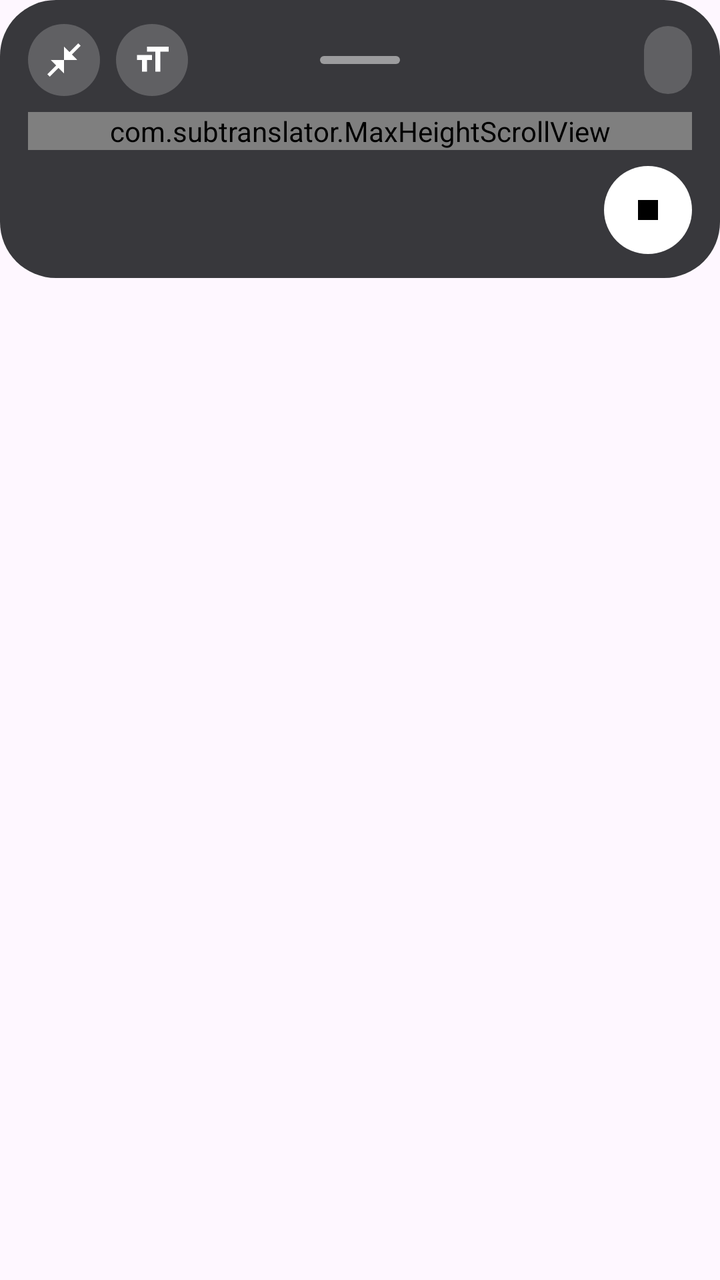
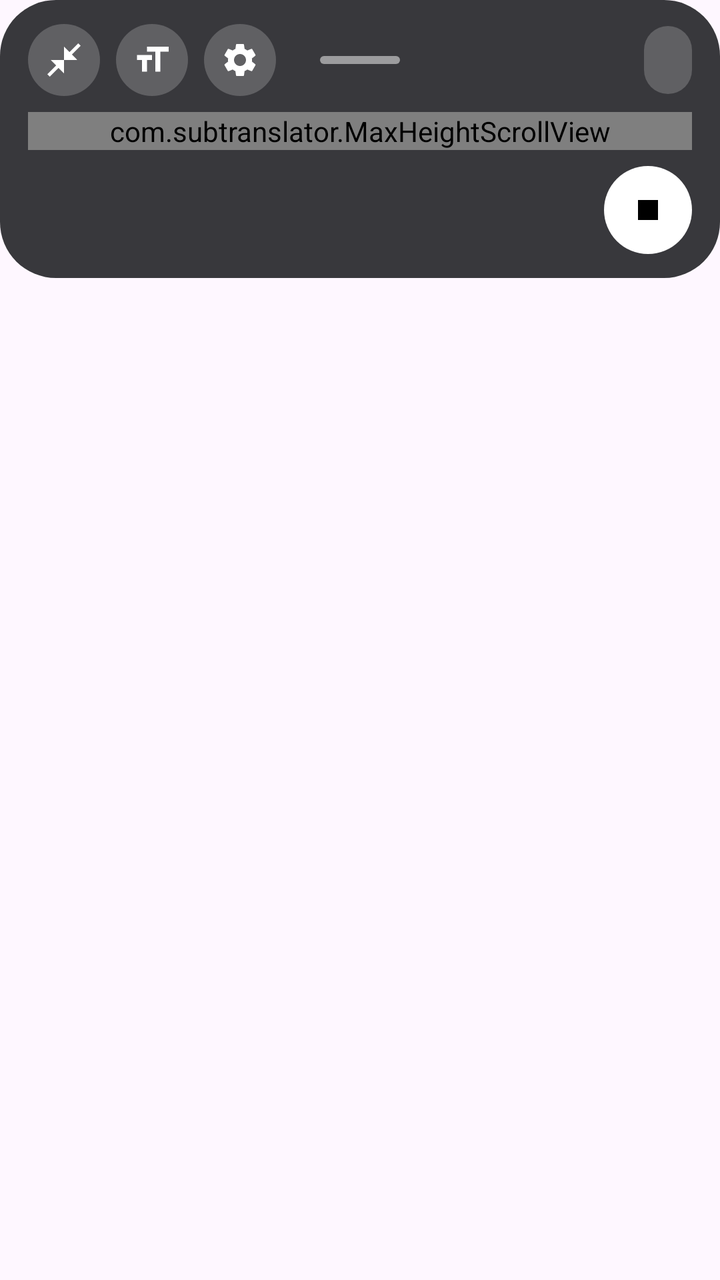

The first picture is an Android layout as it rendered before a commit; the second is the same layout after the commit. The layout source and the unified diff follow.
<!-- AndroidManifest.xml: application theme Theme.SubTranslator -->
<!-- res/layout/overlay_subtitle.xml -->
<?xml version="1.0" encoding="utf-8"?>
<FrameLayout xmlns:android="http://schemas.android.com/apk/res/android"
    android:layout_width="match_parent"
    android:layout_height="wrap_content">

    
    <LinearLayout
        android:id="@+id/box"
        android:layout_width="match_parent"
        android:layout_height="wrap_content"
        android:background="@drawable/overlay_background"
        android:orientation="vertical"
        android:paddingHorizontal="14dp"
        android:paddingTop="10dp"
        android:paddingBottom="12dp">

        
        <FrameLayout
            android:id="@+id/toolbar"
            android:layout_width="match_parent"
            android:layout_height="40dp">

            <LinearLayout
                android:layout_width="wrap_content"
                android:layout_height="match_parent"
                android:layout_gravity="start"
                android:orientation="horizontal">

                <ImageView
                    android:id="@+id/collapseButton"
                    android:layout_width="36dp"
                    android:layout_height="36dp"
                    android:layout_gravity="center_vertical"
                    android:background="@drawable/overlay_round_button"
                    android:contentDescription="@string/collapse"
                    android:padding="8dp"
                    android:src="@drawable/ic_collapse" />

                <ImageView
                    android:id="@+id/textSizeButton"
                    android:layout_width="36dp"
                    android:layout_height="36dp"
                    android:layout_gravity="center_vertical"
                    android:layout_marginStart="8dp"
                    android:background="@drawable/overlay_round_button"
                    android:contentDescription="@string/change_text_size"
                    android:padding="8dp"
                    android:src="@drawable/ic_text_size" />
            </LinearLayout>

            <View
                android:layout_width="40dp"
                android:layout_height="4dp"
                android:layout_gravity="center"
                android:background="@drawable/overlay_handle" />

            <TextView
                android:id="@+id/languageChip"
                android:layout_width="wrap_content"
                android:layout_height="34dp"
                android:layout_gravity="end|center_vertical"
                android:background="@drawable/overlay_chip"
                android:gravity="center"
                android:paddingHorizontal="12dp"
                android:textColor="@color/overlay_translated"
                android:textSize="14sp"
                android:textStyle="bold" />
        </FrameLayout>

        <com.subtranslator.MaxHeightScrollView
            android:id="@+id/scroll"
            android:layout_width="match_parent"
            android:layout_height="wrap_content"
            android:layout_marginTop="6dp"
            android:fadingEdgeLength="24dp"
            android:requiresFadingEdge="vertical"
            android:scrollbars="none">

            <LinearLayout
                android:id="@+id/lines"
                android:layout_width="match_parent"
                android:layout_height="wrap_content"
                android:orientation="vertical" />
        </com.subtranslator.MaxHeightScrollView>

        <FrameLayout
            android:layout_width="match_parent"
            android:layout_height="wrap_content"
            android:layout_marginTop="8dp">

            <TextView
                android:id="@+id/jumpToLatest"
                android:layout_width="wrap_content"
                android:layout_height="wrap_content"
                android:layout_gravity="start|center_vertical"
                android:background="@drawable/overlay_jump_background"
                android:paddingHorizontal="12dp"
                android:paddingVertical="6dp"
                android:text="@string/jump_to_latest"
                android:textColor="#FF000000"
                android:textSize="13sp"
                android:visibility="gone" />

            <ImageView
                android:id="@+id/stopButton"
                android:layout_width="44dp"
                android:layout_height="44dp"
                android:layout_gravity="end"
                android:background="@drawable/overlay_stop_button"
                android:contentDescription="@string/stop"
                android:padding="12dp"
                android:src="@drawable/ic_stop" />
        </FrameLayout>
    </LinearLayout>

    
    <TextView
        android:id="@+id/pill"
        android:layout_width="match_parent"
        android:layout_height="wrap_content"
        android:background="@drawable/overlay_pill_background"
        android:ellipsize="start"
        android:paddingHorizontal="20dp"
        android:paddingVertical="10dp"
        android:singleLine="true"
        android:textColor="@color/overlay_translated"
        android:visibility="gone" />
</FrameLayout>
<!-- resources referenced by this layout -->
<resources>
  <color name="overlay_translated">#FFFFFFFF</color>
  <!-- drawable ic_stop (drawable) -->
  <vector xmlns:android="http://schemas.android.com/apk/res/android"
      android:width="24dp"
      android:height="24dp"
      android:viewportWidth="24"
      android:viewportHeight="24"
      android:tint="#FF000000">
      <path
          android:fillColor="#FFFFFFFF"
          android:pathData="M6,6h12v12H6z" />
  </vector>
  <!-- drawable overlay_background (drawable) -->
  <?xml version="1.0" encoding="utf-8"?>
  <shape xmlns:android="http://schemas.android.com/apk/res/android">
      <solid android:color="@color/overlay_bg" />
      <corners android:radius="28dp" />
  </shape>
  <!-- drawable overlay_chip (drawable) -->
  <?xml version="1.0" encoding="utf-8"?>
  <shape xmlns:android="http://schemas.android.com/apk/res/android">
      <solid android:color="#33FFFFFF" />
      <corners android:radius="100dp" />
  </shape>
  <!-- drawable overlay_handle (drawable) -->
  <?xml version="1.0" encoding="utf-8"?>
  <shape xmlns:android="http://schemas.android.com/apk/res/android">
      <solid android:color="#80FFFFFF" />
      <corners android:radius="2dp" />
  </shape>
  <!-- drawable overlay_jump_background (drawable) -->
  <?xml version="1.0" encoding="utf-8"?>
  <shape xmlns:android="http://schemas.android.com/apk/res/android">
      <solid android:color="@color/overlay_jump" />
      <corners android:radius="12dp" />
  </shape>
  <!-- drawable overlay_pill_background (drawable) -->
  <?xml version="1.0" encoding="utf-8"?>
  <shape xmlns:android="http://schemas.android.com/apk/res/android">
      <solid android:color="@color/overlay_bg" />
      <corners android:radius="100dp" />
  </shape>
  <!-- drawable overlay_round_button (drawable) -->
  <?xml version="1.0" encoding="utf-8"?>
  <shape xmlns:android="http://schemas.android.com/apk/res/android" android:shape="oval">
      <solid android:color="#33FFFFFF" />
  </shape>
  <!-- drawable overlay_stop_button (drawable) -->
  <?xml version="1.0" encoding="utf-8"?>
  <shape xmlns:android="http://schemas.android.com/apk/res/android" android:shape="oval">
      <solid android:color="#FFFFFFFF" />
  </shape>
  <string name="change_text_size">Đổi cỡ chữ</string>
  <string name="collapse">Thu gọn</string>
  <string name="jump_to_latest">↓ Mới nhất</string>
  <string name="stop">Dừng</string>
  <style name="Theme.SubTranslator" parent="Theme.Material3.DayNight">
          <item name="colorPrimary">@color/brand</item>
      </style>
  <color name="overlay_bg">#E6232427</color>
  <color name="overlay_jump">#FFFFFFFF</color>
  <color name="brand">#2962FF</color>
  <!-- unchanged entries left out for length: 2 -->
</resources>

<!-- the commit's change to res/layout/overlay_subtitle.xml (unified diff, before → after) -->
@@ -46,6 +46,18 @@
                     android:contentDescription="@string/change_text_size"
                     android:padding="8dp"
                     android:src="@drawable/ic_text_size" />
+
+                <ImageView
+                    android:id="@+id/settingsButton"
+                    android:layout_width="36dp"
+                    android:layout_height="36dp"
+                    android:layout_gravity="center_vertical"
+                    android:layout_marginStart="8dp"
+                    android:background="@drawable/overlay_round_button"
+                    android:contentDescription="@string/settings"
+                    android:padding="8dp"
+                    android:src="@drawable/ic_settings"
+                    android:tint="#FFFFFFFF" />
             </LinearLayout>
 
             <View
<!-- resource entries referenced after the edit -->
@@ -1,6 +1,17 @@
 <!-- resources referenced by this layout -->
 <resources>
   <color name="overlay_translated">#FFFFFFFF</color>
+  <!-- drawable ic_settings (drawable) -->
+  <vector xmlns:android="http://schemas.android.com/apk/res/android"
+      android:width="24dp"
+      android:height="24dp"
+      android:viewportWidth="24"
+      android:viewportHeight="24"
+      android:tint="?android:attr/textColorPrimary">
+      <path
+          android:fillColor="#FFFFFFFF"
+          android:pathData="M19.14,12.94c0.04,-0.3 0.06,-0.61 0.06,-0.94c0,-0.32 -0.02,-0.64 -0.07,-0.94l2.03,-1.58c0.18,-0.14 0.23,-0.41 0.12,-0.61l-1.92,-3.32c-0.12,-0.22 -0.37,-0.29 -0.59,-0.22l-2.39,0.96c-0.5,-0.38 -1.03,-0.7 -1.62,-0.94L14.4,2.81c-0.04,-0.24 -0.24,-0.41 -0.48,-0.41h-3.84c-0.24,0 -0.43,0.17 -0.47,0.41L9.25,5.35C8.66,5.59 8.12,5.92 7.63,6.29L5.24,5.33c-0.22,-0.08 -0.47,0 -0.59,0.22L2.74,8.87C2.62,9.08 2.66,9.34 2.86,9.48l2.03,1.58C4.84,11.36 4.8,11.69 4.8,12s0.02,0.64 0.07,0.94l-2.03,1.58c-0.18,0.14 -0.23,0.41 -0.12,0.61l1.92,3.32c0.12,0.22 0.37,0.29 0.59,0.22l2.39,-0.96c0.5,0.38 1.03,0.7 1.62,0.94l0.36,2.54c0.05,0.24 0.24,0.41 0.48,0.41h3.84c0.24,0 0.44,-0.17 0.47,-0.41l0.36,-2.54c0.59,-0.24 1.13,-0.56 1.62,-0.94l2.39,0.96c0.22,0.08 0.47,0 0.59,-0.22l1.92,-3.32c0.12,-0.22 0.07,-0.47 -0.12,-0.61L19.14,12.94zM12,15.6c-1.98,0 -3.6,-1.62 -3.6,-3.6s1.62,-3.6 3.6,-3.6s3.6,1.62 3.6,3.6S13.98,15.6 12,15.6z" />
+  </vector>
   <!-- drawable ic_stop (drawable) -->
   <vector xmlns:android="http://schemas.android.com/apk/res/android"
       android:width="24dp"
@@ -55,6 +66,7 @@
   <string name="change_text_size">Đổi cỡ chữ</string>
   <string name="collapse">Thu gọn</string>
   <string name="jump_to_latest">↓ Mới nhất</string>
+  <string name="settings">Cài đặt</string>
   <string name="stop">Dừng</string>
   <style name="Theme.SubTranslator" parent="Theme.Material3.DayNight">
           <item name="colorPrimary">@color/brand</item>
